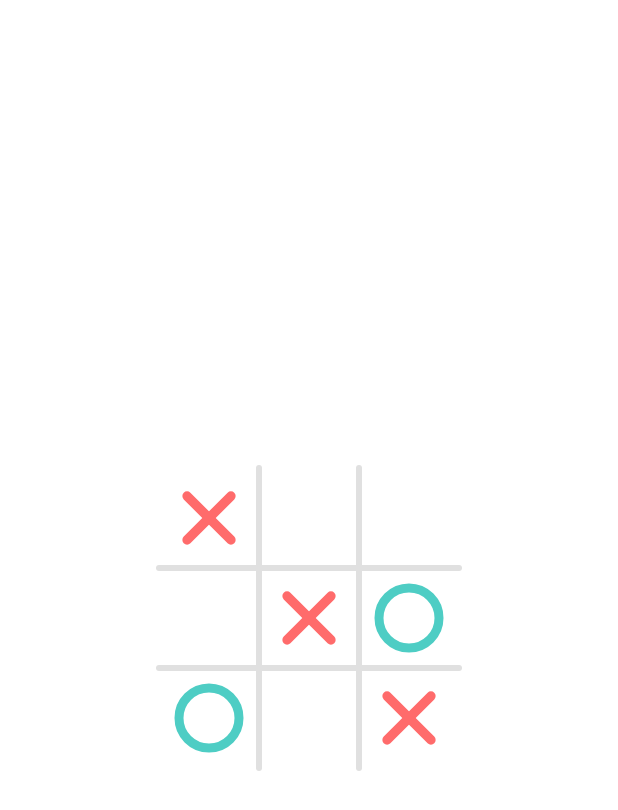
After one commit to ssisirix361/tictactoe, an Android app built with Jetpack Compose: the composable SplashScreen shown on its own in the app's theme, on a phone screen of 412 x 824 dp. The commit adds this screen. Shown: the top 810 px of the screen. Run offline under Robolectric (Android 15) with nearby library versions, the phone set to English and light mode, and no system bars.

Commit message:
Add loading splash view

```diff
--- a/app/src/main/AndroidManifest.xml
+++ b/app/src/main/AndroidManifest.xml
@@ -10,13 +10,15 @@
         android:label="@string/app_name"
         android:roundIcon="@mipmap/ic_launcher_round"
         android:supportsRtl="true"
-        android:theme="@style/Theme.Tictactoe"
+        android:theme="@style/Theme.TicTacToe"
         tools:targetApi="31">
         <activity
             android:name=".MainActivity"
             android:exported="true"
+            android:screenOrientation="portrait"
             android:label="@string/app_name"
-            android:theme="@style/Theme.Tictactoe">
+            android:theme="@style/Theme.TicTacToe.Splash"
+            tools:ignore="DiscouragedApi">
             <intent-filter>
                 <action android:name="android.intent.action.MAIN" />
 
--- /dev/null
+++ b/app/src/main/java/com/easi/tictactoe/ui/screen/splash/AnimatedOxoGrid.kt
@@ -0,0 +1,237 @@
+import androidx.compose.animation.core.Animatable
+import androidx.compose.animation.core.AnimationVector1D
+import androidx.compose.animation.core.EaseInOutCubic
+import androidx.compose.animation.core.EaseOutBack
+import androidx.compose.animation.core.RepeatMode
+import androidx.compose.animation.core.animateFloatAsState
+import androidx.compose.animation.core.infiniteRepeatable
+import androidx.compose.animation.core.tween
+import androidx.compose.foundation.Canvas
+import androidx.compose.foundation.layout.*
+import androidx.compose.runtime.*
+import androidx.compose.ui.Alignment
+import androidx.compose.ui.Modifier
+
+import androidx.compose.ui.geometry.Offset
+import androidx.compose.ui.graphics.Color
+import androidx.compose.ui.graphics.StrokeCap
+import androidx.compose.ui.graphics.drawscope.DrawScope
+import androidx.compose.ui.graphics.drawscope.scale
+import androidx.compose.ui.tooling.preview.Preview
+import androidx.compose.ui.unit.dp
+import com.easi.tictactoe.model.PlayerSymbol
+import com.easi.tictactoe.ui.theme.lightGray
+import kotlinx.coroutines.delay
+
+@Composable
+fun OXOLoadingAnimation(
+    modifier: Modifier = Modifier,
+    animationSpeed: Long = 300L ,
+    onSplashComplete: () -> Unit
+) {
+    val symbolAnimations = remember { mutableStateMapOf<Pair<Int, Int>, Animatable<Float, AnimationVector1D>>() }
+    var gameBoard by remember { mutableStateOf(Array(3) { Array(3) { PlayerSymbol.NONE } }) }
+
+    var isWinning by remember { mutableStateOf(false) }
+    val winningAnimation = animateFloatAsState(
+        targetValue = if (isWinning) 1.3f else 1f,
+        animationSpec = infiniteRepeatable(
+            animation = tween(300, easing = EaseInOutCubic),
+            repeatMode = RepeatMode.Reverse
+        ), label = "winning"
+    )
+
+    LaunchedEffect(true) {
+            playGame(
+                gameBoard = { newBoard -> gameBoard = newBoard },
+                symbolAnimations = symbolAnimations,
+                setWinning = { isWinning = it },
+                animationSpeed = animationSpeed
+            ) {
+                onSplashComplete()
+            }
+    }
+
+    Box(
+        modifier = modifier,
+        contentAlignment = Alignment.Center
+    ) {
+        Canvas(
+            modifier = Modifier.size(200.dp)
+        ) {
+            val canvasSize = size.minDimension
+            val cellSize = canvasSize / 3f
+            val gridOffset = (size.width - canvasSize) / 2f to (size.height - canvasSize) / 2f
+
+            drawGrid(cellSize, gridOffset)
+            drawSymbols(
+                gameBoard = gameBoard,
+                cellSize = cellSize,
+                gridOffset = gridOffset,
+                symbolAnimations = symbolAnimations,
+                winningScale = if (isWinning) winningAnimation.value else 1f
+            )
+        }
+    }
+}
+
+private fun DrawScope.drawGrid(
+    cellSize: Float,
+    gridOffset: Pair<Float, Float>
+) {
+    val (offsetX, offsetY) = gridOffset
+
+    // Lignes verticales
+    for (i in 1..2) {
+        val x = offsetX + i * cellSize
+        drawLine(
+            color = lightGray,
+            start = Offset(x, offsetY),
+            end = Offset(x, offsetY + cellSize * 3),
+            strokeWidth = 4.dp.toPx(),
+            cap = StrokeCap.Round
+        )
+    }
+
+    // Lignes horizontales
+    for (i in 1..2) {
+        val y = offsetY + i * cellSize
+        drawLine(
+            color = lightGray,
+            start = Offset(offsetX, y),
+            end = Offset(offsetX + cellSize * 3, y),
+            strokeWidth = 4.dp.toPx(),
+            cap = StrokeCap.Round
+        )
+    }
+}
+
+private fun DrawScope.drawSymbols(
+    gameBoard: Array<Array<PlayerSymbol>>,
+    cellSize: Float,
+    gridOffset: Pair<Float, Float>,
+    symbolAnimations: Map<Pair<Int, Int>, Animatable<Float, AnimationVector1D>>,
+    winningScale: Float
+) {
+    val (offsetX, offsetY) = gridOffset
+
+    for (row in 0..2) {
+        for (col in 0..2) {
+            val symbol = gameBoard[row][col]
+            if (symbol != PlayerSymbol.NONE) {
+                val key = Pair(row, col)
+                val animationProgress = symbolAnimations[key]?.value ?: 0f
+
+                val centerX = offsetX + col * cellSize + cellSize / 2f
+                val centerY = offsetY + row * cellSize + cellSize / 2f
+
+                val scale = if (isWinningCell(row, col)) {
+                    animationProgress * winningScale
+                } else {
+                    animationProgress
+                }
+
+                scale(scale, Offset(centerX, centerY)) {
+                    when (symbol) {
+                        PlayerSymbol.CROSS -> drawX(centerX, centerY, cellSize * 0.3f, symbol.color)
+                        PlayerSymbol.CIRCLE -> drawO(centerX, centerY, cellSize * 0.3f, symbol.color)
+                        else -> {}
+                    }
+                }
+            }
+        }
+    }
+}
+
+private fun DrawScope.drawX(centerX: Float, centerY: Float, radius: Float, color: Color) {
+    val offset = radius * 0.7f
+    drawLine(
+        color = color,
+        start = Offset(centerX - offset, centerY - offset),
+        end = Offset(centerX + offset, centerY + offset),
+        strokeWidth = 6.dp.toPx(),
+        cap = StrokeCap.Round
+    )
+    drawLine(
+        color = color,
+        start = Offset(centerX + offset, centerY - offset),
+        end = Offset(centerX - offset, centerY + offset),
+        strokeWidth = 6.dp.toPx(),
+        cap = StrokeCap.Round
+    )
+}
+
+private fun DrawScope.drawO(centerX: Float, centerY: Float, radius: Float, color: Color) {
+    drawCircle(
+        color = color,
+        radius = radius,
+        center = Offset(centerX, centerY),
+        style = androidx.compose.ui.graphics.drawscope.Stroke(width = 6.dp.toPx(), cap = StrokeCap.Round)
+    )
+}
+
+private fun isWinningCell(row: Int, col: Int): Boolean {
+    return (row == 1 && col == 1) || (row == 0 && col == 0) || (row == 2 && col == 2)
+}
+
+private suspend fun playGame(
+    gameBoard: (Array<Array<PlayerSymbol>>) -> Unit,
+    symbolAnimations: MutableMap<Pair<Int, Int>, Animatable<Float, AnimationVector1D>>,
+    setWinning: (Boolean) -> Unit,
+    animationSpeed: Long,
+    onFinished: () -> Unit
+) {
+    val moves = listOf(
+        Pair(1, 1) to PlayerSymbol.CROSS,
+        Pair(1, 2) to PlayerSymbol.CIRCLE,
+        Pair(0, 0) to PlayerSymbol.CROSS,
+        Pair(2, 0) to PlayerSymbol.CIRCLE,
+        Pair(2, 2) to PlayerSymbol.CROSS,
+    )
+
+    val currentBoard = Array(3) { Array(3) { PlayerSymbol.NONE } }
+
+    for ((position, symbole) in moves) {
+        val (row, col) = position
+
+        // Add symbol in grid
+        currentBoard[row][col] = symbole
+        gameBoard(currentBoard.map { it.clone() }.toTypedArray())
+
+        // Symbol display animation
+        val key = Pair(row, col)
+        val animatable = Animatable(0f)
+        symbolAnimations[key] = animatable
+
+        animatable.animateTo(
+            targetValue = 1f,
+            animationSpec = tween(
+                durationMillis = 200,
+                easing = EaseOutBack
+            )
+        )
+
+        delay(animationSpeed / 2) // shots delay
+    }
+
+    // Victory animation
+    setWinning(true)
+    delay(1000)
+    onFinished()
+}
+
+@Preview(showBackground = true)
+@Composable
+fun OXOLoadingAnimationPreview() {
+    Column(
+        modifier = Modifier
+            .fillMaxSize()
+            .padding(16.dp),
+        horizontalAlignment = Alignment.CenterHorizontally,
+        verticalArrangement = Arrangement.Center
+    ) {
+        OXOLoadingAnimation(
+            modifier = Modifier.size(250.dp)
+        ){}
+    }
+}
--- /dev/null
+++ b/app/src/main/java/com/easi/tictactoe/ui/screen/splash/SplashScreen.kt
@@ -0,0 +1,49 @@
+package com.easi.tictactoe.ui.screen.splash
+
+import OXOLoadingAnimation
+import androidx.compose.foundation.layout.Column
+import androidx.compose.foundation.layout.fillMaxSize
+import androidx.compose.runtime.Composable
+import androidx.compose.runtime.LaunchedEffect
+import androidx.compose.runtime.getValue
+import androidx.compose.runtime.mutableStateOf
+import androidx.compose.runtime.remember
+import androidx.compose.runtime.setValue
+import androidx.compose.ui.Alignment
+import androidx.compose.ui.Modifier
+import androidx.compose.ui.tooling.preview.Preview
+import com.easi.tictactoe.ui.theme.TictactoeTheme
+
+@Composable
+fun SplashScreen(
+    modifier: Modifier = Modifier,
+    onSplashComplete: () -> Unit
+) {
+    var animationDone by remember { mutableStateOf(false) }
+
+        Column(
+            modifier = modifier,
+            horizontalAlignment = Alignment.CenterHorizontally
+        ) {
+            OXOLoadingAnimation(
+                modifier = Modifier.fillMaxSize()
+            ) {
+                animationDone = true
+            }
+
+        }
+
+    LaunchedEffect(animationDone) {
+        if (animationDone) {
+            onSplashComplete()
+        }
+    }
+}
+
+@Preview(showBackground = true)
+@Composable
+fun SplashPreview() {
+    TictactoeTheme {
+        SplashScreen {}
+    }
+}
--- a/app/src/main/java/com/easi/tictactoe/ui/theme/Color.kt
+++ b/app/src/main/java/com/easi/tictactoe/ui/theme/Color.kt
@@ -10,3 +10,5 @@ val BlueGradient = listOf(Color(0xFF2C3E50), Color(0xFF4A90E2), Color(0xFF007ACC
 
 val red = Color(0xFFFF6B6B)
 val cyan = Color(0xFF4ECDC4)
+
+val lightGray = Color(0xFFE0E0E0)
--- a/app/src/main/res/values/themes.xml
+++ b/app/src/main/res/values/themes.xml
@@ -1,5 +1,16 @@
 <?xml version="1.0" encoding="utf-8"?>
 <resources>
 
-    <style name="Theme.Tictactoe" parent="android:Theme.Material.Light.NoActionBar" />
+    <style name="Theme.TicTacToe" parent="Theme.Material3.DayNight.NoActionBar">
+        <item name="windowSplashScreenAnimationDuration">@null</item>
+    </style>
+
+    <style name="Theme.TicTacToe.Splash" parent="Theme.SplashScreen">
+        <item name="windowSplashScreenBackground">#FF120C3A</item>
+        <item name="postSplashScreenTheme">@style/Theme.TicTacToe</item>
+        <item name="windowSplashScreenAnimatedIcon">@drawable/transparent</item>
+        <item name="android:windowNoTitle">true</item>
+        <item name="android:windowActionBar">false</item>
+    </style>
+
 </resources>
```
Also changed, not shown: app/build.gradle.kts (+3 -6 lines), app/src/main/java/com/easi/tictactoe/MainActivity.kt (+28 -2 lines), app/src/main/java/com/easi/tictactoe/ui/navigation/NavRoutes.kt (added, +42 -0 lines), app/src/main/java/com/easi/tictactoe/ui/screen/setup/GameSetupScreen.kt (+5 -12 lines), app/src/main/java/com/easi/tictactoe/ui/screen/setup/SymbolSelector.kt (+4 -3 lines), gradle/libs.versions.toml (+6 -8 lines).
